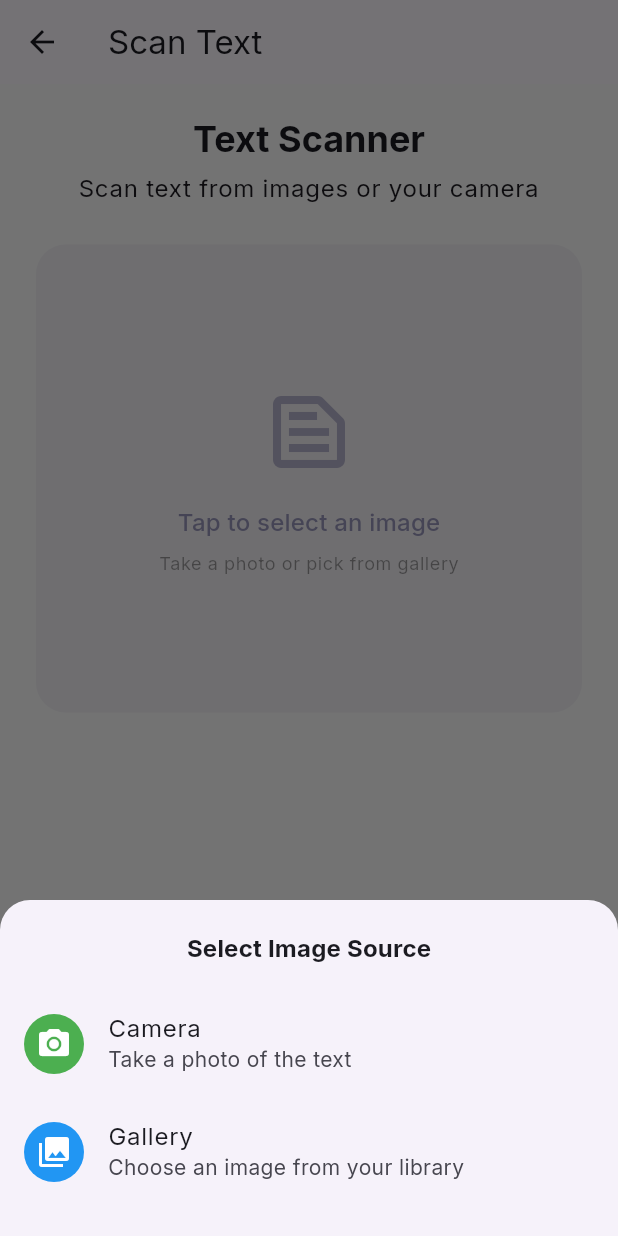
After one commit to seamoonpandey/UMIRA, a Flutter app: the OcrScanView screen opened by its route, after a tap on "Tap to select an image", on a phone screen of 412 x 824 dp. The commit adds this screen. Run offline on Flutter 3.47's test engine with Material 3 defaults, Android fonts, the light colour scheme and no system bars; our stand-ins replace dio, flutter_riverpod, flutter_secure_storage, flutter_tts, go_router, google_fonts and 4 more; missing offline and left inert: record, sentry_dio; accounts and stored records are empty.

Commit message:
feat: add InterventionSession model, OCR scan, audio recording

```diff
--- a/mobile/lib/core/router/app_router.dart
+++ b/mobile/lib/core/router/app_router.dart
@@ -20,6 +20,7 @@ import '../../features/intervention/views/phonics_lesson_view.dart';
 import '../../features/intervention/views/spelling_view.dart';
 import '../../features/intervention/views/typing_view.dart';
 import '../../features/intervention/views/masking_view.dart';
+import '../../features/intervention/views/ocr_scan_view.dart';
 
 final appRouterProvider = Provider<GoRouter>((ref) {
   final auth = ref.watch(authStateProvider);
@@ -76,6 +77,9 @@ final appRouterProvider = Provider<GoRouter>((ref) {
       GoRoute(
           path: '/intervention/masking',
           builder: (_, __) => const MaskingView(),),
+      GoRoute(
+          path: '/intervention/scan',
+          builder: (_, __) => const OcrScanView(),),
     ],
   );
 });
--- a/mobile/lib/features/intervention/views/intervention_hub_view.dart
+++ b/mobile/lib/features/intervention/views/intervention_hub_view.dart
@@ -47,6 +47,13 @@ class InterventionHubView extends ConsumerWidget {
         icon: Icons.keyboard,
         color: const Color(0xFFFF9800),
         route: '/intervention/typing',
+      ),
+      _InterventionItem(
+        title: 'Text Scanner',
+        description: 'Scan text from images with OCR',
+        icon: Icons.document_scanner,
+        color: const Color(0xFF9C27B0),
+        route: '/intervention/scan',
       ),
     ];
 
--- /dev/null
+++ b/mobile/lib/features/intervention/views/ocr_scan_view.dart
@@ -0,0 +1,367 @@
+import 'dart:io';
+import 'package:flutter/material.dart';
+import 'package:flutter/services.dart';
+import 'package:flutter_riverpod/flutter_riverpod.dart';
+import 'package:go_router/go_router.dart';
+import 'package:image_picker/image_picker.dart';
+import '../../../shared/widgets/umira_card.dart';
+import '../../../shared/widgets/umira_button.dart';
+import '../../preferences/providers/preferences_provider.dart';
+import '../data/intervention_repository.dart';
+
+class OcrScanView extends ConsumerStatefulWidget {
+  const OcrScanView({super.key});
+
+  @override
+  ConsumerState<OcrScanView> createState() => _OcrScanViewState();
+}
+
+class _OcrScanViewState extends ConsumerState<OcrScanView> {
+  final _picker = ImagePicker();
+  File? _imageFile;
+  String? _extractedText;
+  bool _isProcessing = false;
+  String? _error;
+
+  Future<void> _pickImage(ImageSource source) async {
+    try {
+      final xFile = await _picker.pickImage(
+        source: source,
+        maxWidth: 3072,
+        maxHeight: 3072,
+        imageQuality: 85,
+      );
+      if (xFile != null && mounted) {
+        setState(() {
+          _imageFile = File(xFile.path);
+          _extractedText = null;
+          _error = null;
+        });
+      }
+    } catch (e) {
+      if (mounted) {
+        setState(() => _error = 'Could not open camera or gallery: $e');
+      }
+    }
+  }
+
+  Future<void> _scanText() async {
+    if (_imageFile == null) return;
+
+    setState(() {
+      _isProcessing = true;
+      _error = null;
+    });
+
+    try {
+      final repo = ref.read(interventionRepoProvider);
+      final text = await repo.performOcr(_imageFile!.path);
+
+      if (mounted) {
+        setState(() {
+          _extractedText = text;
+          _isProcessing = false;
+        });
+      }
+    } catch (e) {
+      if (mounted) {
+        setState(() {
+          _error = 'OCR failed: $e';
+          _isProcessing = false;
+        });
+      }
+    }
+  }
+
+  void _clearImage() {
+    setState(() {
+      _imageFile = null;
+      _extractedText = null;
+      _error = null;
+    });
+  }
+
+  void _showSourcePicker() {
+    showModalBottomSheet(
+      context: context,
+      shape: const RoundedRectangleBorder(
+        borderRadius: BorderRadius.vertical(top: Radius.circular(20)),
+      ),
+      builder: (ctx) => SafeArea(
+        child: Padding(
+          padding: const EdgeInsets.symmetric(vertical: 20),
+          child: Column(
+            mainAxisSize: MainAxisSize.min,
+            children: [
+              Text(
+                'Select Image Source',
+                style: Theme.of(context).textTheme.titleMedium?.copyWith(
+                      fontWeight: FontWeight.bold,
+                    ),
+              ),
+              const SizedBox(height: 16),
+              ListTile(
+                leading: const CircleAvatar(
+                  backgroundColor: Color(0xFF4CAF50),
+                  child: Icon(Icons.camera_alt, color: Colors.white),
+                ),
+                title: const Text('Camera'),
+                subtitle: const Text('Take a photo of the text'),
+                onTap: () {
+                  Navigator.pop(ctx);
+                  _pickImage(ImageSource.camera);
+                },
+              ),
+              ListTile(
+                leading: const CircleAvatar(
+                  backgroundColor: Color(0xFF2196F3),
+                  child: Icon(Icons.photo_library, color: Colors.white),
+                ),
+                title: const Text('Gallery'),
+                subtitle: const Text('Choose an image from your library'),
+                onTap: () {
+                  Navigator.pop(ctx);
+                  _pickImage(ImageSource.gallery);
+                },
+              ),
+            ],
+          ),
+        ),
+      ),
+    );
+  }
+
+  @override
+  Widget build(BuildContext context) {
+    final prefs = ref.watch(localPrefsProvider);
+    final useDyslexic = prefs.useDyslexiaFont;
+
+    return Scaffold(
+      appBar: AppBar(
+        title: const Text('Scan Text'),
+        leading: IconButton(
+          icon: const Icon(Icons.arrow_back),
+          onPressed: () => context.pop(),
+        ),
+      ),
+      body: ListView(
+        padding: const EdgeInsets.all(20),
+        children: [
+          Text(
+            'Text Scanner',
+            style: Theme.of(context).textTheme.headlineSmall?.copyWith(
+                  fontFamily: useDyslexic ? 'Lexend' : null,
+                  fontWeight: useDyslexic ? FontWeight.normal : FontWeight.bold,
+                ),
+            textAlign: TextAlign.center,
+          ),
+          const SizedBox(height: 8),
+          Text(
+            'Scan text from images or your camera',
+            style: Theme.of(context).textTheme.bodyLarge?.copyWith(
+                  fontFamily: useDyslexic ? 'Lexend' : null,
+                ),
+            textAlign: TextAlign.center,
+          ),
+          const SizedBox(height: 24),
+
+          // Image preview area
+          if (_imageFile != null) ...[
+            ClipRRect(
+              borderRadius: BorderRadius.circular(12),
+              child: Image.file(
+                _imageFile!,
+                height: 280,
+                width: double.infinity,
+                fit: BoxFit.cover,
+                errorBuilder: (_, __, ___) => Container(
+                  height: 280,
+                  color: Colors.grey.shade200,
+                  child: const Center(child: Icon(Icons.broken_image, size: 48)),
+                ),
+              ),
+            ),
+            const SizedBox(height: 12),
+            Row(
+              mainAxisAlignment: MainAxisAlignment.center,
+              children: [
+                TextButton.icon(
+                  icon: const Icon(Icons.refresh, size: 18),
+                  label: const Text('Choose another'),
+                  onPressed: _showSourcePicker,
+                ),
+                const SizedBox(width: 12),
+                if (!_isProcessing)
+                  TextButton.icon(
+                    icon: const Icon(Icons.close, size: 18),
+                    label: const Text('Clear'),
+                    onPressed: _clearImage,
+                  ),
+              ],
+            ),
+          ] else ...[
+            // Empty state — prompt to pick
+            UmiraCard(
+              child: InkWell(
+                borderRadius: BorderRadius.circular(12),
+                onTap: _showSourcePicker,
+                child: Container(
+                  height: 280,
+                  alignment: Alignment.center,
+                  child: Column(
+                    mainAxisAlignment: MainAxisAlignment.center,
+                    children: [
+                      Icon(
+                        Icons.text_snippet_outlined,
+                        size: 64,
+                        color: Theme.of(context)
+                            .colorScheme
+                            .primary
+                            .withValues(alpha: 0.4),
+                      ),
+                      const SizedBox(height: 16),
+                      Text(
+                        'Tap to select an image',
+                        style: Theme.of(context).textTheme.titleMedium?.copyWith(
+                              color: Theme.of(context)
+                                  .colorScheme
+                                  .primary
+                                  .withValues(alpha: 0.6),
+                            ),
+                      ),
+                      const SizedBox(height: 8),
+                      Text(
+                        'Take a photo or pick from gallery',
+                        style: Theme.of(context).textTheme.bodySmall?.copyWith(
+                              color: Theme.of(context).disabledColor,
+                            ),
+                      ),
+                    ],
+                  ),
+                ),
+              ),
+            ),
+          ],
+          const SizedBox(height: 16),
+
+          // Error display
+          if (_error != null)
+            Padding(
+              padding: const EdgeInsets.only(bottom: 16),
+              child: UmiraCard(
+                child: Padding(
+                  padding: const EdgeInsets.all(12),
+                  child: Row(
+                    children: [
+                      Icon(
+                        Icons.error_outline,
+                        color: Theme.of(context).colorScheme.error,
+                        size: 20,
+                      ),
+                      const SizedBox(width: 8),
+                      Expanded(
+                        child: Text(
+                          _error!,
+                          style: Theme.of(context).textTheme.bodySmall?.copyWith(
+                                color: Theme.of(context).colorScheme.error,
+                              ),
+                        ),
+                      ),
+                    ],
+                  ),
+                ),
+              ),
+            ),
+
+          // Scan button
+          if (_imageFile != null && _extractedText == null)
+            UmiraButton(
+              label: _isProcessing ? 'Scanning...' : 'Scan Text',
+              primary: true,
+              icon: _isProcessing ? null : Icons.document_scanner,
+              onPressed: _isProcessing ? null : _scanText,
+            ),
+
+          // Loading indicator
+          if (_isProcessing) ...[
+            const SizedBox(height: 24),
+            const Center(
+              child: Column(
+                children: [
+                  CircularProgressIndicator(),
+                  SizedBox(height: 12),
+                  Text('Extracting text from image...'),
+                ],
+              ),
+            ),
+          ],
+
+          // Results
+          if (_extractedText != null) ...[
+            const SizedBox(height: 8),
+            Row(
+              children: [
+                Icon(Icons.check_circle, color: Colors.green.shade600, size: 20),
+                const SizedBox(width: 8),
+                Text(
+                  'Text extracted successfully',
+                  style: TextStyle(
+                    fontWeight: FontWeight.bold,
+                    color: Colors.green.shade600,
+                  ),
+                ),
+              ],
+            ),
+            const SizedBox(height: 12),
+            UmiraCard(
+              child: Padding(
+                padding: const EdgeInsets.all(16),
+                child: SelectableText(
+                  _extractedText!,
+                  style: TextStyle(
+                    fontSize: 18,
+                    height: 1.6,
+                    fontFamily: useDyslexic ? 'Lexend' : null,
+                  ),
+                ),
+              ),
+            ),
+            const SizedBox(height: 16),
+            Row(
+              children: [
+                Expanded(
+                  child: UmiraButton(
+                    label: 'Scan Again',
+                    icon: Icons.refresh,
+                    onPressed: _clearImage,
+                  ),
+                ),
+                const SizedBox(width: 12),
+                Expanded(
+                  child: UmiraButton(
+                    label: 'Copy Text',
+                    primary: true,
+                    icon: Icons.copy,
+                    onPressed: () {
+                      if (_extractedText != null) {
+                        Clipboard.setData(
+                          ClipboardData(text: _extractedText!),
+                        );
+                        ScaffoldMessenger.of(context).showSnackBar(
+                          const SnackBar(
+                            content: Text('Text copied to clipboard'),
+                            duration: Duration(seconds: 2),
+                          ),
+                        );
+                      }
+                    },
+                  ),
+                ),
+              ],
+            ),
+          ],
+        ],
+      ),
+    );
+  }
+}
--- a/mobile/pubspec.yaml
+++ b/mobile/pubspec.yaml
@@ -27,6 +27,7 @@ dependencies:
   record: ^6.2.0
   permission_handler: ^12.0.1
   path_provider: ^2.1.5
+  image_picker: ^1.2.2
 
 dev_dependencies:
   flutter_test:
```
Also changed, not shown: mobile/pubspec.lock, 11 other files.
